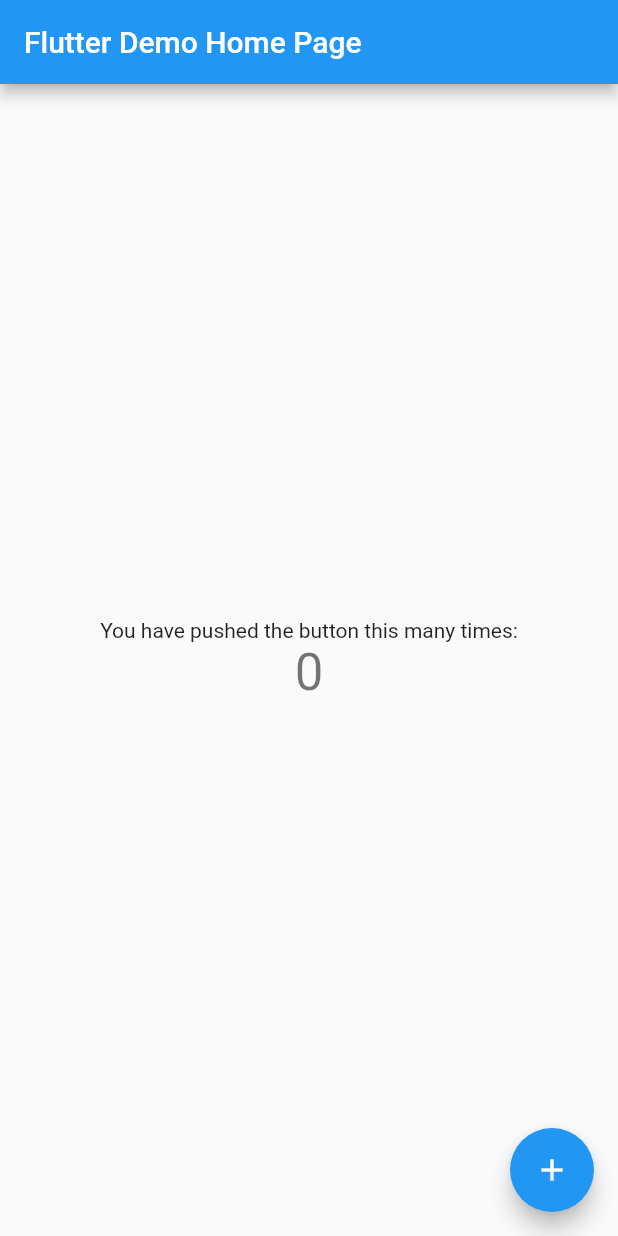
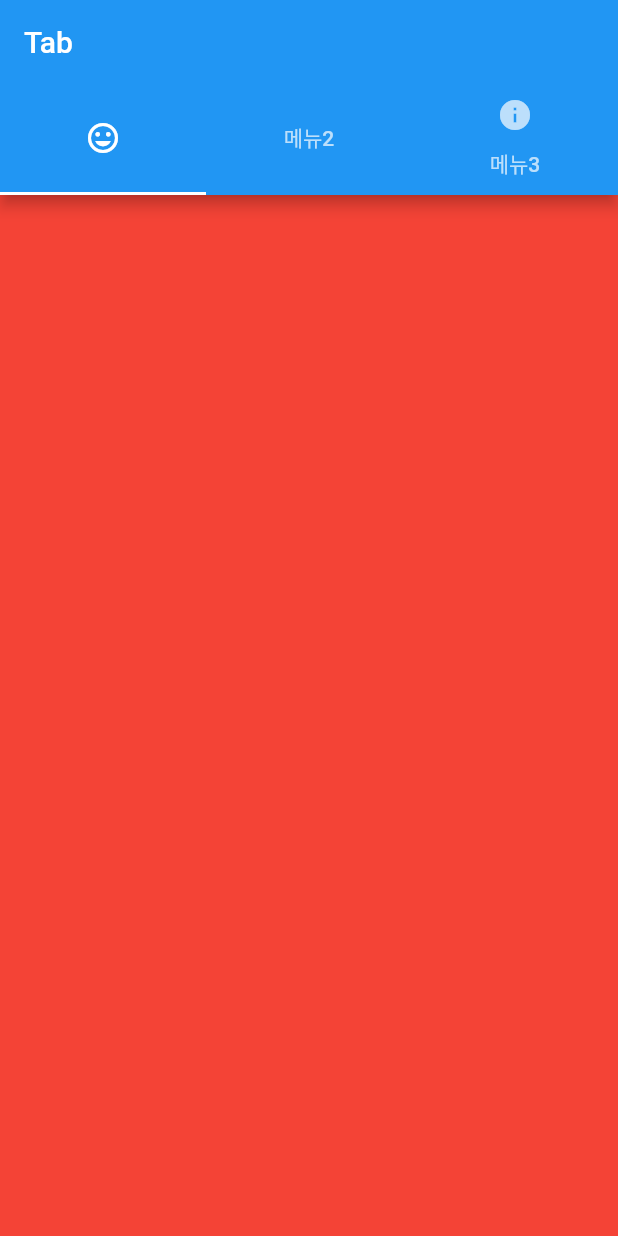
Before and after one commit to Gangglion/FlutterStudy, a Flutter app: the screen it shows after launch, on a phone screen of 412 x 824 dp. Run offline on Flutter 3.47's test engine with Material 2 defaults, Android fonts, the phone set to English and light mode, and no system bars.

Commit message:
9월8일 플러터 공부
SingleChildScrollView, ListView, ListTile, GridView, PageView, 4개 위젯 조합하여 PageView 와 유사한 페이지와 탭 연동하는 화면 학습(0901이지만 실제 공부하고 푸쉬하는 날은 9월8일)

```diff
--- a/flutter_study0901/analysis_options.yaml
+++ b/flutter_study0901/analysis_options.yaml
@@ -22,6 +22,9 @@
   # `// ignore_for_file: name_of_lint` syntax on the line or in the file
   # producing the lint.
   rules:
+    prefer_const_constructors: false
+    prefer_const_literals_to_create_immutables: false
+    prefer_const_constructors_in_immutables: false
     # avoid_print: false  # Uncomment to disable the `avoid_print` rule
     # prefer_single_quotes: true  # Uncomment to enable the `prefer_single_quotes` rule
 
--- a/flutter_study0901/lib/main.dart
+++ b/flutter_study0901/lib/main.dart
@@ -1,12 +1,10 @@
 import 'package:flutter/material.dart';
 
 void main() {
-  runApp(const MyApp());
+  runApp(MyApp());
 }
 
 class MyApp extends StatelessWidget {
-  const MyApp({Key? key}) : super(key: key);
-
   @override
   Widget build(BuildContext context) {
     return MaterialApp(
@@ -14,55 +12,122 @@
       theme: ThemeData(
         primarySwatch: Colors.blue,
       ),
-      home: const MyHomePage(title: 'Flutter Demo Home Page'),
+      home:MyHomePage(),
     );
   }
 }
 
-class MyHomePage extends StatefulWidget {
-  const MyHomePage({Key? key, required this.title}) : super(key: key);
+// class MyHomePage extends StatelessWidget {
 
+//     Widget build(BuildContext context) {
+//     return Scaffold(
+//       appBar: AppBar(
+//         title : Text('위젯 예제')
+//       ),
+//       // 1.SingleChildScrollView
+//       // body: SingleChildScrollView(
+//       //   // SingleChildScrollView 로 감싸서 스크롤을 할 수 있게 한다.
+//       //   // 하나의 자식을 포함하는 스크롤 가능한 위젯으로서 Column이나 ListBody를 감싼다
+//       //   child: ListBody(
+//       //     children: items.map((i)=>Text('$i')).toList(),
+//       //     ),
+//       //   ),
 
-  final String title;
+//       // 2.ListView, ListTile
+//       // body: ListView(
+//       //   scrollDirection: Axis.vertical,
+//       //   children: <Widget>[
+//       //     ListTile(
+//       //       // 각 리스트 항목에서 다음과 같은 역할을 함
+//       //       leading: Icon(Icons.home), // 좌측의 아이콘
+//       //       title: Text('Home'), // 중앙에 텍스트
+//       //       trailing: Icon(Icons.navigate_before), // 우측의 아이콘
+//       //       onTap: () {}, // 이 부분에 리스트 항목을 tap 했을때 실행해야 하는 동작을 정의한 함수를 작성
+//       //       // on~ 으로 시작하는 프로퍼티에 작성한 함수는 사용자 동작에 의해 호출됨. ~이벤트 라고 부름
+//       //     ),
+//       //     ListTile(
+//       //       leading: Icon(Icons.event),
+//       //       title: Text('Event'),
+//       //       trailing: Icon(Icons.navigate_next),
+//       //       onTap: () {},
+//       //     ),
+//       //     ListTile(
+//       //       leading: Icon(Icons.camera),
+//       //       title: Text('Camera'),
+//       //       trailing: Icon(Icons.navigate_next),
+//       //       onTap: () {},
+//       //     ),
+//       //   ],
+//       // )
 
-  @override
-  State<MyHomePage> createState() => _MyHomePageState();
-}
+//       // 3.GridView
+//       // 그리드뷰 : 사용자가 정의한 데이터를 목록화하여 아이템 단위로 구성하여 화면에 출력해줌.
+//       // 기본적으로 정한 열 수에 따라 아이템을 나타내고, 아이템이 화면을 넘어가면 스크롤을 할 수 있다.
+//       // 컨테이너 속성에 패딩과 마진값을 주지 않으면 당연하겠지만 꽉 차게 나타난다.
+//       // body: GridView.count(
+//       //   crossAxisCount: 2,
+//       //   children: <Widget>[
+//       //     Container(color: Colors.red, width: 100, height: 100,padding:const EdgeInsets.all(8.0),margin:const EdgeInsets.all(8.0)),
+//       //     Container(color: Colors.green, width: 100, height: 100,padding:const EdgeInsets.all(8.0),margin:const EdgeInsets.all(8.0)),
+//       //     Container(color: Colors.yellow, width: 100, height: 100,padding:const EdgeInsets.all(8.0),margin:const EdgeInsets.all(8.0)),
+//       //     Container(color: Colors.orange, width: 100, height: 100,padding:const EdgeInsets.all(8.0),margin:const EdgeInsets.all(8.0)),
+//       //     Container(color: Colors.blue, width: 100, height: 100,padding:const EdgeInsets.all(8.0),margin:const EdgeInsets.all(8.0)),
+//       //     Container(color: Colors.blueGrey, width: 100, height: 100,padding:const EdgeInsets.all(8.0),margin:const EdgeInsets.all(8.0)),
+//       //     Container(color: Colors.black, width: 100, height: 100,padding:const EdgeInsets.all(8.0),margin:const EdgeInsets.all(8.0)),
+//       //     Container(color: Colors.grey, width: 100, height: 100,padding:const EdgeInsets.all(8.0),margin:const EdgeInsets.all(8.0)),
+//       //     Container(color: Colors.pink, width: 100, height: 100,padding:const EdgeInsets.all(8.0),margin:const EdgeInsets.all(8.0)),
+//       //     Container(color: Colors.lightGreen, width: 100, height: 100,padding:const EdgeInsets.all(8.0),margin:const EdgeInsets.all(8.0)),
+//       //     Container(color: Colors.redAccent, width: 100, height: 100,padding:const EdgeInsets.all(8.0),margin:const EdgeInsets.all(8.0)),
+//       //   ],
+//       // ),
 
-class _MyHomePageState extends State<MyHomePage> {
-  int _counter = 0;
+//       // 4.PageView
+//       // 여러 페이지를 좌우로 슬라이드 하여 넘길수 있도록 해주는 위젯
+//       // 어플 설명 이미지 만들때 사용할 수 있을것 같음 -> tap 과 연동하여 사용하지 않으면 좌우로 슬라이드가 가능한지 사용자가 모르기 때문에 단독으로는 사용하지 않는다
+//       // 좌우로 슬라이드가 가능하다는 것을 나타내어 주면 사용하기에 따라 용이할 수 있을것 같음
+//       body: PageView(
+//         children: <Widget>[
+//           // 배치되는 위젯 하나는 하나의 페이지를 담당한다.
+//           Container(color:Colors.red),
+//           Container(color:Colors.orange),
+//           Container(color:Colors.yellow),
+//           Container(color:Colors.green),
+//         ],
+//       )
+//     );
+//   }
+// }
 
-  void _incrementCounter() {
-    setState(() {
-      _counter++;
-    });
-  }
-
+// 5.Appbar, TabBar, Tab, TabBarView
+// 위의 4가지를 조합하여 PageView 와 유사하지만 페이지와 탭이 연동되는 화면을 구성 할 수 있다.
+// 아래 코드에서는 Scaffold를 DefaultTabController로 감싸야 하는것에 주의하며 코드 구성을 잘 살펴보자
+class MyHomePage extends StatelessWidget {
+  const MyHomePage({Key? key}) : super(key: key);
   @override
   Widget build(BuildContext context) {
-    return Scaffold(
-      appBar: AppBar(
-        title: Text(widget.title),
-      ),
-      body: Center(
-        child: Column(
-          mainAxisAlignment: MainAxisAlignment.center,
+    return DefaultTabController(
+      length: 3,
+      child: Scaffold(
+        appBar: AppBar(
+          title: Text('Tab'),
+          bottom: TabBar(
+            // Scaffold의 bottom 프로퍼티에 TabBar 지정
+            tabs: <Widget>[
+              // tabs 프로퍼티에 Tab의 리스트 지정
+              Tab(icon: Icon(Icons.tag_faces)),
+              Tab(text: '메뉴2'),
+              Tab(icon: Icon(Icons.info), text: '메뉴3'),
+            ],
+          ),
+        ),
+        body: TabBarView(
           children: <Widget>[
-            const Text(
-              'You have pushed the button this many times:',
-            ),
-            Text(
-              '$_counter',
-              style: Theme.of(context).textTheme.headline4,
-            ),
-          ],
+            Container(color:Colors.red),
+            Container(color:Colors.green),
+            Container(color:Colors.blue),
+          ]
         ),
       ),
-      floatingActionButton: FloatingActionButton(
-        onPressed: _incrementCounter,
-        tooltip: 'Increment',
-        child: const Icon(Icons.add),
-      ), // This trailing comma makes auto-formatting nicer for build methods.
     );
   }
 }
```
